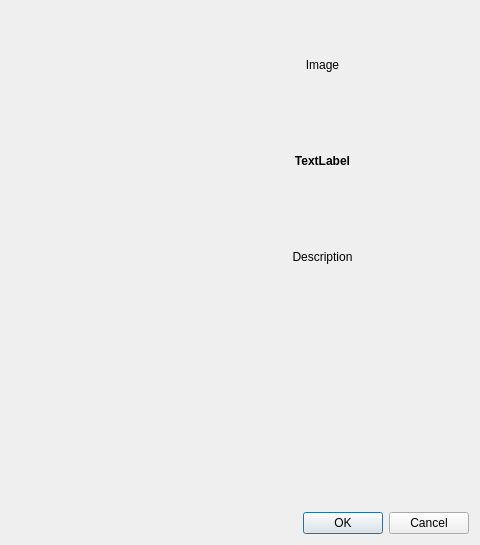
Above: apps/vaporgui/NewRendererDialog.ui from StasJ/vapor-formatted before the change; both pictures show x 148 to 628 and y 85 to 630 of the 628 by 630 pixel window. Below: the same form after it.
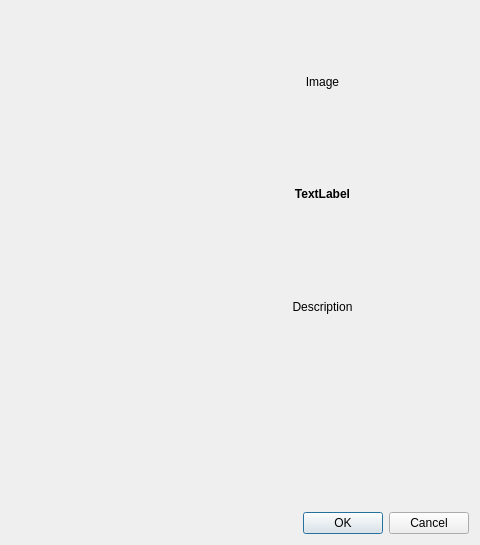
That is the form after the change.

Commit message: changed stretch of NewRendererDialog right panel

Diff of the .ui file:
```diff
--- a/apps/vaporgui/NewRendererDialog.ui
+++ b/apps/vaporgui/NewRendererDialog.ui
@@ -154,7 +154,7 @@
          <height>16777215</height>
         </size>
        </property>
-       <layout class="QVBoxLayout" name="verticalLayout" stretch="1,0,1,1">
+       <layout class="QVBoxLayout" name="verticalLayout" stretch="2,0,2,1">
         <property name="spacing">
          <number>-1</number>
         </property>
@@ -252,7 +252,7 @@
              <x>0</x>
              <y>0</y>
              <width>291</width>
-             <height>151</height>
+             <height>181</height>
             </rect>
            </property>
            <property name="sizePolicy">
```
